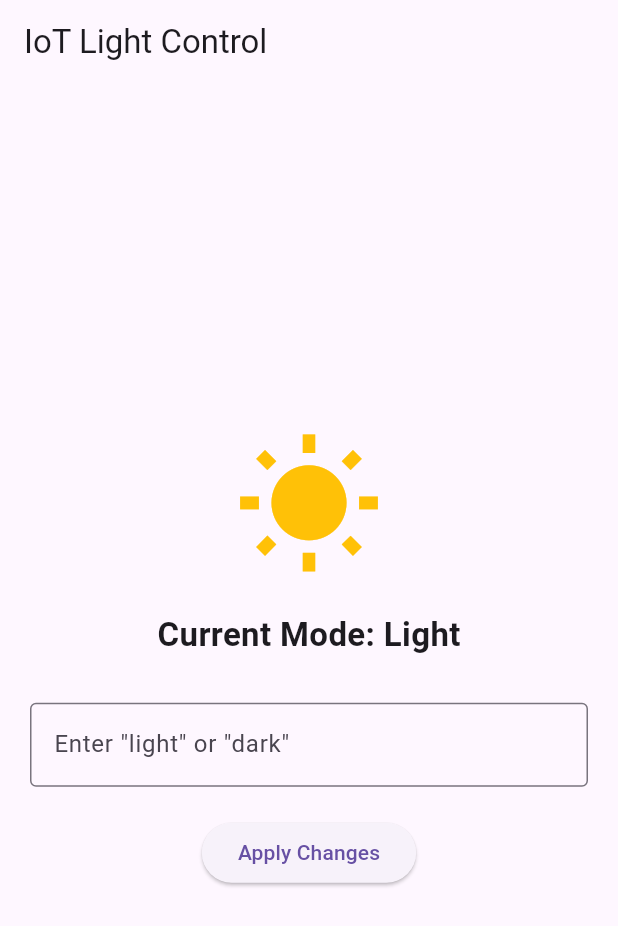
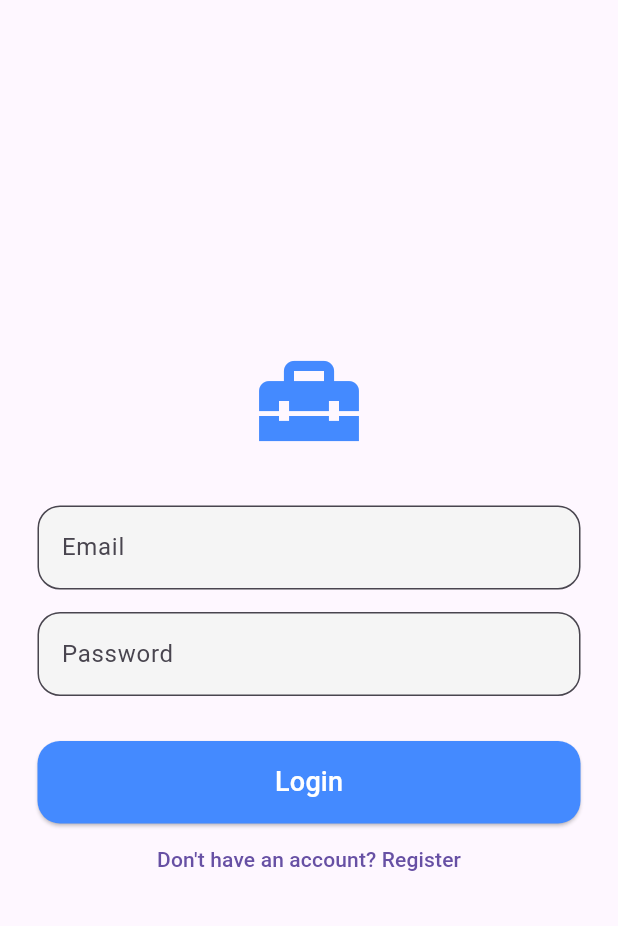
Before and after one commit to frontendeVL/iot_lab_1, a Flutter app: the screen it shows after launch, on a phone screen of 412 x 824 dp. Shown: the top 926 px of the screen. Run offline on Flutter 3.47's test engine with Material 3 defaults, Android fonts, the phone set to English and light mode, and no system bars.

Commit message:
Save Lab 2 before screenshots

```diff
--- a/lib/main.dart
+++ b/lib/main.dart
@@ -1,83 +1,28 @@
 import 'package:flutter/material.dart';
+import 'package:my_project/screens/home_screen.dart';
+import 'package:my_project/screens/login_screen.dart';
+import 'package:my_project/screens/profile_screen.dart';
+import 'package:my_project/screens/register_screen.dart';
 
 void main() {
-  runApp(const SmartLightingApp());
+  runApp(const SmartHomeApp());
 }
 
-class SmartLightingApp extends StatefulWidget {
-  const SmartLightingApp({super.key});
-
-  @override
-  State<SmartLightingApp> createState() => _SmartLightingAppState();
-}
-
-class _SmartLightingAppState extends State<SmartLightingApp> {
-  // Змінна для керування станом теми
-  ThemeMode _currentTheme = ThemeMode.light;
-
-  // Контролер для зчитування тексту
-  final TextEditingController _controller = TextEditingController();
-
-  // Функція для зміни теми
-  void _changeTheme() {
-    setState(() {
-      final String input = _controller.text.toLowerCase().trim();
-      if (input == 'dark') {
-        _currentTheme = ThemeMode.dark;
-      } else if (input == 'light') {
-        _currentTheme = ThemeMode.light;
-      }
-      _controller.clear();
-    });
-  }
+class SmartHomeApp extends StatelessWidget {
+  const SmartHomeApp({super.key});
 
   @override
   Widget build(BuildContext context) {
-    final bool isLight = _currentTheme == ThemeMode.light;
-
     return MaterialApp(
       debugShowCheckedModeBanner: false,
-      theme: ThemeData.light(),
-      darkTheme: ThemeData.dark(),
-      themeMode: _currentTheme,
-      home: Scaffold(
-        appBar: AppBar(title: const Text('IoT Light Control')),
-        body: Padding(
-          padding: const EdgeInsets.all(20),
-          child: Column(
-            mainAxisAlignment: MainAxisAlignment.center,
-            children: [
-              Icon(
-                isLight ? Icons.wb_sunny : Icons.nightlight_round,
-                size: 100,
-                color: isLight ? Colors.amber : Colors.blueAccent,
-              ),
-              const SizedBox(height: 20),
-              Text(
-                'Current Mode: ${isLight ? 'Light' : 'Dark'}',
-                style: const TextStyle(
-                  fontSize: 22,
-                  fontWeight: FontWeight.bold,
-                ),
-              ),
-              const SizedBox(height: 30),
-              TextField(
-                controller: _controller,
-                decoration: const InputDecoration(
-                  border: OutlineInputBorder(),
-                  labelText: 'Enter "light" or "dark"',
-                  hintText: 'Type mode here...',
-                ),
-              ),
-              const SizedBox(height: 20),
-              ElevatedButton(
-                onPressed: _changeTheme,
-                child: const Text('Apply Changes'),
-              ),
-            ],
-          ),
-        ),
-      ),
+      title: 'Smart Home Hub',
+      initialRoute: '/',
+      routes: {
+        '/': (context) => const LoginScreen(),
+        '/register': (context) => const RegisterScreen(),
+        '/home': (context) => const HomeScreen(),
+        '/profile': (context) => const ProfileScreen(),
+      },
     );
   }
 }
--- /dev/null
+++ b/lib/screens/login_screen.dart
@@ -0,0 +1,39 @@
+import 'package:flutter/material.dart';
+import 'package:my_project/widgets/custom_button.dart';
+import 'package:my_project/widgets/custom_textfield.dart';
+
+class LoginScreen extends StatelessWidget {
+  const LoginScreen({super.key});
+
+  @override
+  Widget build(BuildContext context) {
+    return Scaffold(
+      body: Padding(
+        padding: const EdgeInsets.all(25),
+        child: Column(
+          mainAxisAlignment: MainAxisAlignment.center,
+          children: [
+            const Icon(
+              Icons.home_repair_service,
+              size: 80,
+              color: Colors.blueAccent,
+            ),
+            const SizedBox(height: 30),
+            const CustomTextField(label: 'Email'),
+            const SizedBox(height: 15),
+            const CustomTextField(label: 'Password', isPassword: true),
+            const SizedBox(height: 30),
+            CustomButton(
+              title: 'Login',
+              onPressed: () => Navigator.pushNamed(context, '/home'),
+            ),
+            TextButton(
+              onPressed: () => Navigator.pushNamed(context, '/register'),
+              child: const Text('Don\'t have an account? Register'),
+            ),
+          ],
+        ),
+      ),
+    );
+  }
+}
--- /dev/null
+++ b/lib/widgets/custom_button.dart
@@ -0,0 +1,33 @@
+import 'package:flutter/material.dart';
+
+class CustomButton extends StatelessWidget {
+  final String title;
+  final VoidCallback onPressed;
+
+  const CustomButton({
+    required this.title,
+    required this.onPressed,
+    super.key,
+  });
+
+  @override
+  Widget build(BuildContext context) {
+    return SizedBox(
+      width: double.infinity,
+      height: 55,
+      child: ElevatedButton(
+        style: ElevatedButton.styleFrom(
+          backgroundColor: Colors.blueAccent,
+          shape: RoundedRectangleBorder(
+            borderRadius: BorderRadius.circular(15),
+          ),
+        ),
+        onPressed: onPressed,
+        child: Text(
+          title,
+          style: const TextStyle(color: Colors.white, fontSize: 18),
+        ),
+      ),
+    );
+  }
+}
--- /dev/null
+++ b/lib/widgets/custom_textfield.dart
@@ -0,0 +1,27 @@
+import 'package:flutter/material.dart';
+
+class CustomTextField extends StatelessWidget {
+  final String label;
+  final bool isPassword;
+
+  const CustomTextField({
+    required this.label,
+    this.isPassword = false,
+    super.key,
+  });
+
+  @override
+  Widget build(BuildContext context) {
+    return TextField(
+      obscureText: isPassword,
+      decoration: InputDecoration(
+        labelText: label,
+        border: OutlineInputBorder(
+          borderRadius: BorderRadius.circular(15),
+        ),
+        filled: true,
+        fillColor: Colors.grey[100],
+      ),
+    );
+  }
+}
```
Also changed, not shown: lib/screens/home_screen.dart (added, +113 -0 lines), lib/screens/profile_screen.dart (added, +43 -0 lines), lib/screens/register_screen.dart (added, +31 -0 lines).
